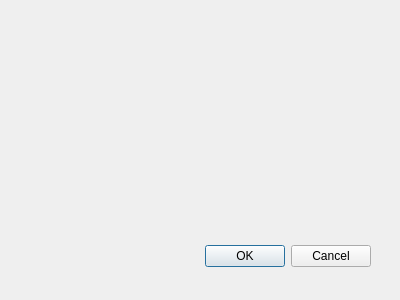
Before: the Qt Designer form src/dialogs/checkupdatedialog.ui in PhotoFlare/photoflare, drawn with Qt 5.
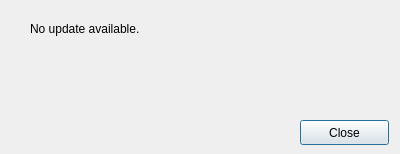
After: the same form once the commit is applied.

What changed in the file:
```diff
--- a/src/dialogs/checkupdatedialog.ui
+++ b/src/dialogs/checkupdatedialog.ui
@@ -9,26 +9,36 @@
     <x>0</x>
     <y>0</y>
     <width>400</width>
-    <height>300</height>
+    <height>154</height>
    </rect>
   </property>
   <property name="windowTitle">
    <string>Dialog</string>
   </property>
-  <widget name="buttonBox" class="QDialogButtonBox">
+  <widget class="QPushButton" name="closeButton">
+   <property name="geometry">
+    <rect>
+     <x>300</x>
+     <y>120</y>
+     <width>89</width>
+     <height>25</height>
+    </rect>
+   </property>
+   <property name="text">
+    <string>Close</string>
+   </property>
+  </widget>
+  <widget class="QLabel" name="label">
    <property name="geometry">
     <rect>
      <x>30</x>
-     <y>240</y>
-     <width>341</width>
-     <height>32</height>
+     <y>20</y>
+     <width>151</width>
+     <height>17</height>
     </rect>
    </property>
-   <property name="orientation">
-    <enum>Qt::Horizontal</enum>
-   </property>
-   <property name="standardButtons">
-    <set>QDialogButtonBox::Cancel|QDialogButtonBox::Ok</set>
+   <property name="text">
+    <string>No update available.</string>
    </property>
   </widget>
  </widget>
```
Left out of the diff: 47 changed lines with no effect on the pictures.
